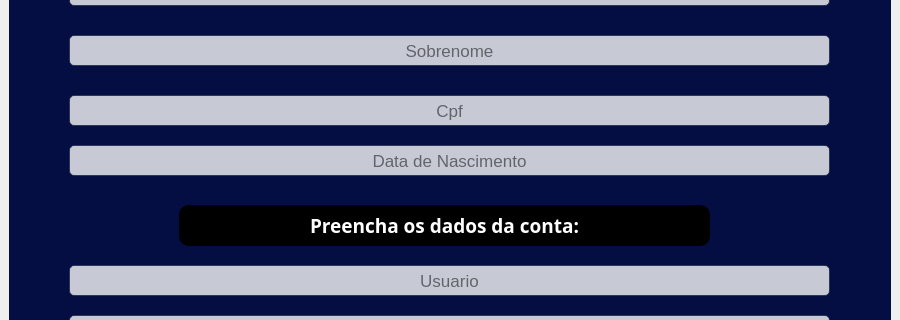
David-Marcoss/POO2_Trabalho, file Telas/tela_cadastro.ui: the form before one commit; both pictures show x 0 to 900 and y 124 to 444 of the 900 by 748 pixel window.
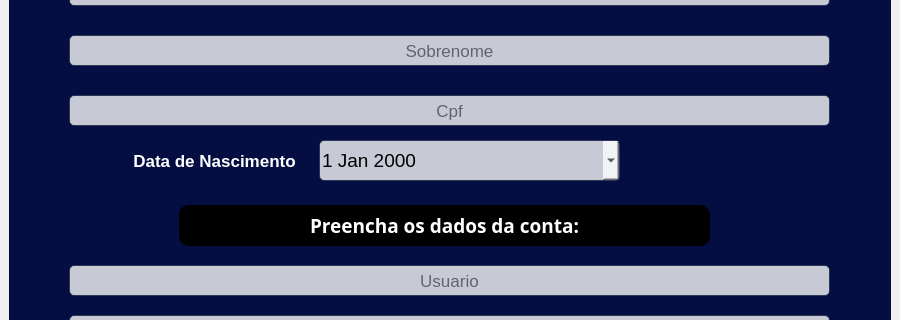
The form after the commit.

The edit to the form file:
```diff
--- a/Telas/tela_cadastro.ui
+++ b/Telas/tela_cadastro.ui
@@ -145,36 +145,6 @@
         <string>Cpf</string>
        </property>
       </widget>
-      <widget class="QLineEdit" name="lineEdit_4">
-       <property name="geometry">
-        <rect>
-         <x>60</x>
-         <y>260</y>
-         <width>761</width>
-         <height>31</height>
-        </rect>
-       </property>
-       <property name="font">
-        <font>
-         <pointsize>13</pointsize>
-        </font>
-       </property>
-       <property name="styleSheet">
-        <string notr="true">border-radius: 5px;
-background-color: rgba(255, 255, 255, 198);
-border: 1px solid rgba(3, 20, 52, 150);
-color: rgb(0, 0, 0);</string>
-       </property>
-       <property name="maxLength">
-        <number>16</number>
-       </property>
-       <property name="alignment">
-        <set>Qt::AlignCenter</set>
-       </property>
-       <property name="placeholderText">
-        <string>Data de Nascimento</string>
-       </property>
-      </widget>
       <widget class="QLineEdit" name="lineEdit_8">
        <property name="geometry">
         <rect>
@@ -412,6 +382,65 @@
         <string>Senha da Conta</string>
        </property>
       </widget>
+      <widget class="QDateEdit" name="dateEdit">
+       <property name="geometry">
+        <rect>
+         <x>310</x>
+         <y>255</y>
+         <width>301</width>
+         <height>41</height>
+        </rect>
+       </property>
+       <property name="font">
+        <font>
+         <pointsize>14</pointsize>
+        </font>
+       </property>
+       <property name="layoutDirection">
+        <enum>Qt::LeftToRight</enum>
+       </property>
+       <property name="styleSheet">
+        <string notr="true">border-radius: 5px;
+background-color: rgba(255, 255, 255, 198);
+border: 1px solid rgba(3, 20, 52, 150);
+color: rgb(0, 0, 0);</string>
+       </property>
+       <property name="frame">
+        <bool>false</bool>
+       </property>
+       <property name="buttonSymbols">
+        <enum>QAbstractSpinBox::UpDownArrows</enum>
+       </property>
+       <property name="calendarPopup">
+        <bool>true</bool>
+       </property>
+       <property name="timeSpec">
+        <enum>Qt::LocalTime</enum>
+       </property>
+      </widget>
+      <widget class="QLabel" name="label_3">
+       <property name="geometry">
+        <rect>
+         <x>120</x>
+         <y>260</y>
+         <width>171</width>
+         <height>31</height>
+        </rect>
+       </property>
+       <property name="font">
+        <font>
+         <pointsize>13</pointsize>
+         <weight>75</weight>
+         <bold>true</bold>
+        </font>
+       </property>
+       <property name="text">
+        <string>Data de Nascimento</string>
+       </property>
+       <property name="alignment">
+        <set>Qt::AlignCenter</set>
+       </property>
+      </widget>
      </widget>
     </item>
    </layout>
```
